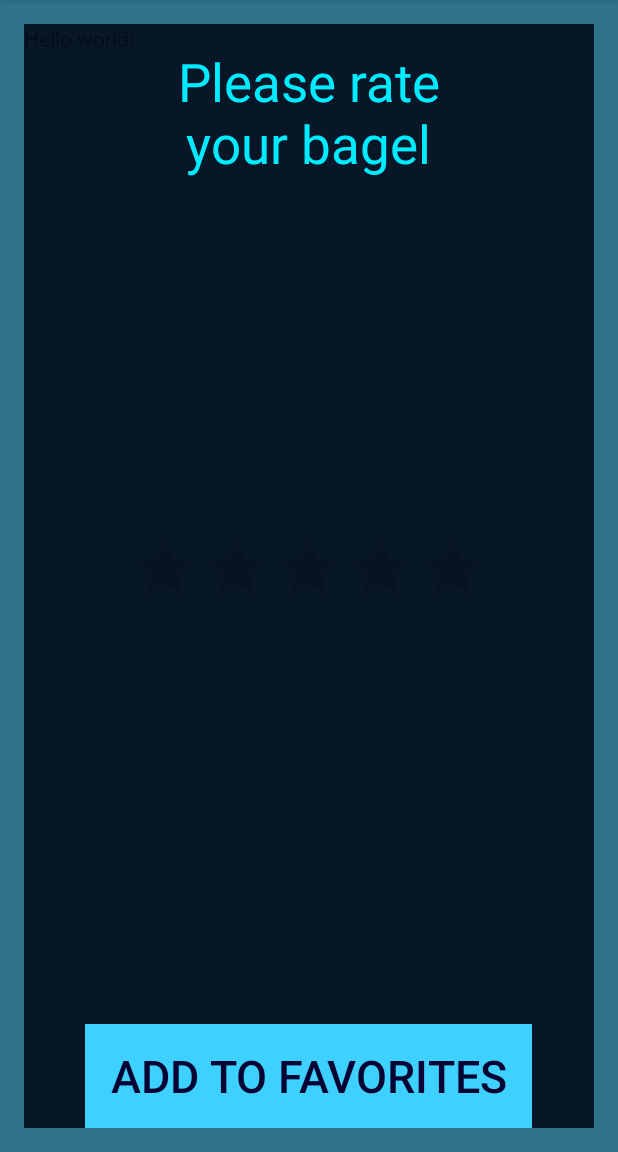
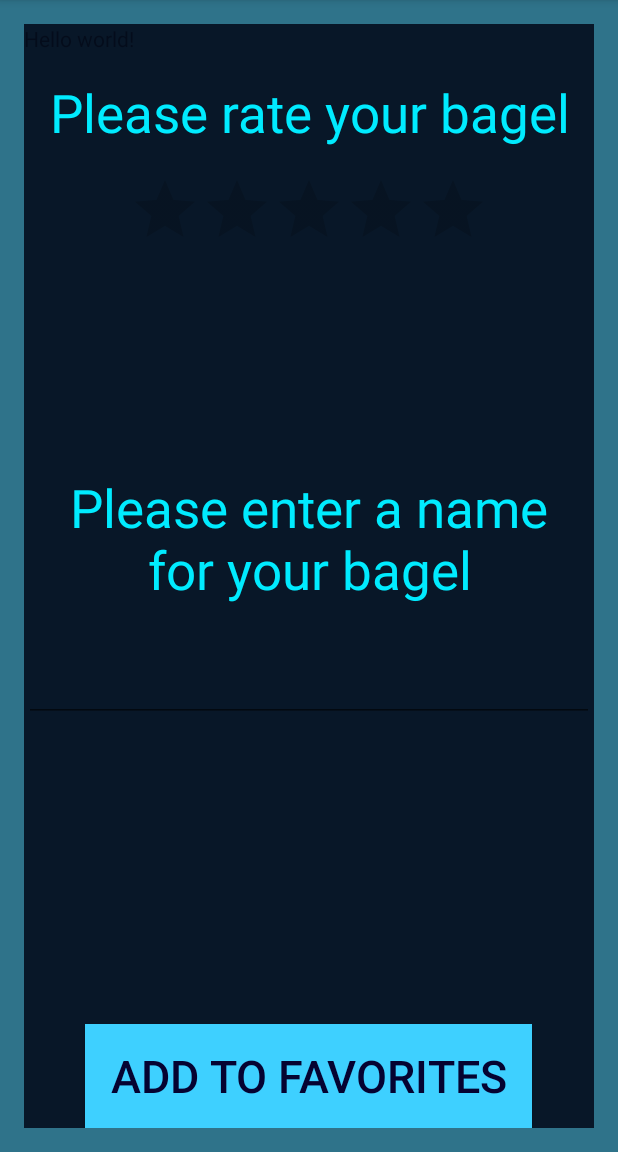
Before and after one commit to invaderlucky/BagelButton, an Android app: the screen it shows after launch (MainActivity), after a tap on "YES", on a phone screen of 412 x 824 dp, the part 84-1236 px from its top. Run offline under Robolectric (Android 15) with nearby library versions, the phone set to English and light mode, and no system bars; 1 other tap on this screen came first.

Commit message:
Added name text field

```diff
--- a/app/src/main/res/layout/activity_third.xml
+++ b/app/src/main/res/layout/activity_third.xml
@@ -12,25 +12,16 @@
 
     <FrameLayout
         android:layout_width="fill_parent"
-        android:layout_height="fill_parent"
+        android:layout_height="match_parent"
         android:background="#d3000414"
         android:id="@+id/frameLayout"
         android:layout_alignParentTop="true"
         android:layout_alignParentLeft="true"
-        android:layout_alignParentStart="true">
-
-        <RatingBar
-            android:layout_width="wrap_content"
-            android:layout_height="wrap_content"
-            android:id="@+id/ratingBar"
-            android:layout_gravity="center"
-            android:clickable="true"
-            android:numStars="5"
-            android:rating="0"
-            android:stepSize="1.0"/>
+        android:layout_alignParentStart="true"
+        android:layout_alignParentEnd="true">
 
         <TextView
-            android:layout_width="250dp"
+            android:layout_width="382dp"
             android:layout_height="118dp"
             android:textAppearance="?android:attr/textAppearanceLarge"
             android:text="Please rate your bagel"
@@ -52,5 +43,41 @@
             android:background="#ff3ed0ff"
             android:gravity="center" />
 
+        <RatingBar
+            android:layout_width="wrap_content"
+            android:layout_height="wrap_content"
+            android:id="@+id/ratingBar"
+            android:layout_gravity="center_horizontal|top"
+            android:clickable="true"
+            android:numStars="5"
+            android:rating="0"
+            android:stepSize="1.0"
+            android:paddingTop="100dp" />
+
+        <TextView
+            android:layout_width="337dp"
+            android:layout_height="wrap_content"
+            android:textAppearance="?android:attr/textAppearanceLarge"
+            android:text="Please enter a name for your bagel"
+            android:id="@+id/textViewName"
+            android:layout_gravity="center"
+            android:gravity="center"
+            android:textSize="35dp"
+            android:textColor="#ff00ebff"
+            android:paddingBottom="50dp" />
+
+        <EditText
+            android:id="@+id/textBagelName"
+            android:layout_width="fill_parent"
+            android:layout_height="wrap_content"
+            android:inputType="text"
+            android:layout_gravity="center"
+            android:gravity="center"
+            android:editable="true"
+            android:selectAllOnFocus="false"
+            android:textColor="#ff00ebff"
+            android:textSize="25dp"
+            android:paddingTop="150dp" />
+
     </FrameLayout>
 </RelativeLayout>
```
